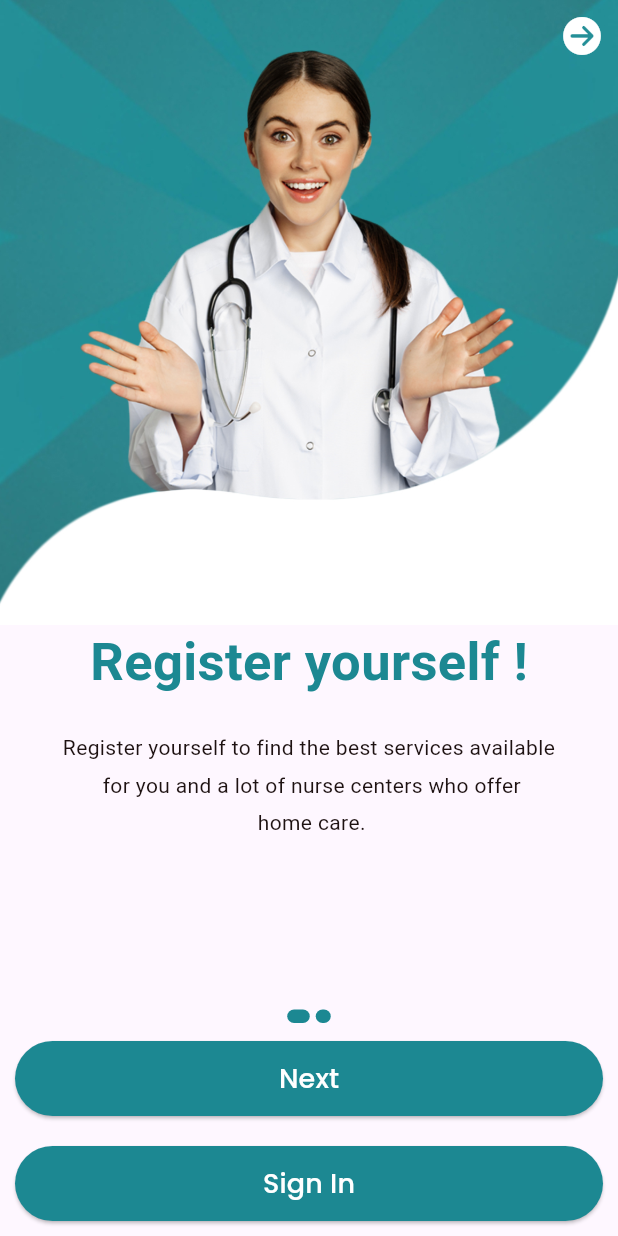
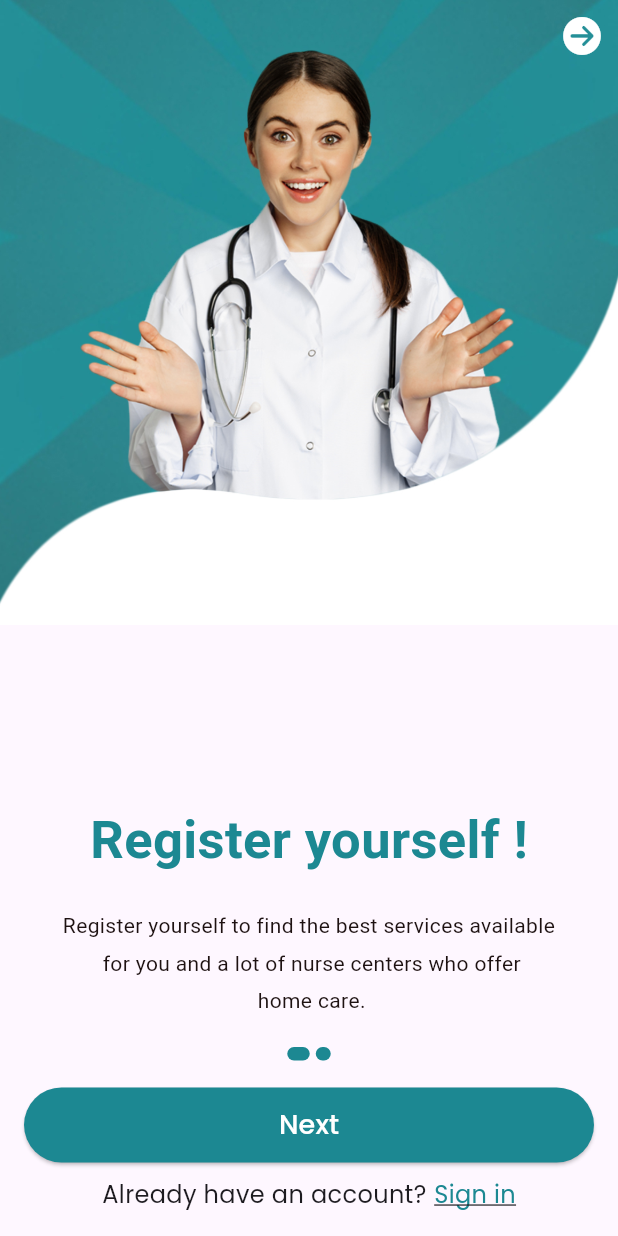
Before and after one commit to QutaibaQusai/heartful-care, a Flutter app: the screen it shows after launch, on a phone screen of 412 x 824 dp. Run offline on Flutter 3.47's test engine with Material 2 defaults, Android fonts, the light colour scheme and no system bars; our stand-ins replace curved_navigation_bar, font_awesome_flutter, google_fonts, iconsax.

Commit message:
edited intro page

```diff
--- a/lib/Home.dart
+++ b/lib/Home.dart
@@ -56,7 +56,8 @@ class _HomeState extends State<Home> {
     //
   ];
   Widget build(BuildContext context) {
-    return Scaffold(
+    return SafeArea(
+      child: Scaffold(
         backgroundColor: Colors.white,
         body: SafeArea(
           child: Column(
@@ -175,6 +176,7 @@ class _HomeState extends State<Home> {
           ),
         ),
         bottomNavigationBar: bottonNav(),
+      ),
     );
   }
 
@@ -193,10 +195,12 @@ class _HomeState extends State<Home> {
     return CurvedNavigationBar(
       items: items,
       index: index,
+
       height: 55,
       buttonBackgroundColor: const Color(0x00000000),
       backgroundColor: Colors.transparent,
       color: Color(0xFF1C8892),
+      // onTap: (index) => setState(()=> this. index=index),
       onTap: (selectedIndex) {
         setState(() {
           index = selectedIndex;
--- a/lib/intro_pageOne.dart
+++ b/lib/intro_pageOne.dart
@@ -6,7 +6,7 @@ import 'package:font_awesome_flutter/font_awesome_flutter.dart';
 import 'package:test/screens/login_screen.dart';
 
 class IntroPage extends StatefulWidget {
-  const IntroPage({super.key});
+  const IntroPage({Key? key}) : super(key: key);
 
   @override
   State<IntroPage> createState() => _IntroPage();
@@ -36,21 +36,18 @@ class _IntroPage extends State<IntroPage> {
   }
 
   void onGetStartedButtonPressed() {
-    // Handle the action for the "Get Started" button.
     Navigator.of(context).push(MaterialPageRoute(builder: (ctx) {
       return Home();
     }));
   }
 
   void onSkipButtonPressed() {
-    // Handle the action for the "Skip" button.
-    // You can navigate to the next screen or perform any other action here.
     Navigator.of(context).push(MaterialPageRoute(builder: (ctx) {
       return Home();
     }));
   }
 
-  void onSinginButtonPressed() {
+  void onSignInTextPressed() {
     Navigator.of(context).push(MaterialPageRoute(builder: (ctx) {
       return LogInScreen();
     }));
@@ -73,13 +70,15 @@ class _IntroPage extends State<IntroPage> {
                 },
                 itemBuilder: (_, i) {
                   return Column(
+                    mainAxisAlignment: MainAxisAlignment.center,
                     children: [
-                      Stack(
+                      Expanded(
+                        child: Stack(
                           children: [
                             Image.asset(
                               contents[i].image,
-                            //width: MediaQuery.of(context).size.width,
-                            //height: MediaQuery.of(context).size.height / 2.1,
+                              width: MediaQuery.of(context).size.width,
+                              fit: BoxFit.cover,
                             ),
                             Align(
                               alignment: Alignment.topRight,
@@ -89,34 +88,39 @@ class _IntroPage extends State<IntroPage> {
                                   color: Colors.white,
                                   size: 25,
                                 ),
-                              onPressed: () {
-                                Navigator.of(context)
-                                    .push(MaterialPageRoute(builder: (ctx) {
-                                  return Home();
-                                }));
-                              },
+                                onPressed: onSkipButtonPressed,
                               ),
                             )
                           ],
                         ),
+                      ),
+                      Padding(
+                        padding: const EdgeInsets.all(16.0),
+                        child: Column(
+                          children: [
                             Text(
                               contents[i].title,
                               style: const TextStyle(
                                 color: Color(0xFF1C8892),
                                 fontSize: 35,
-                            fontWeight: FontWeight.bold),
+                                fontWeight: FontWeight.bold,
+                              ),
                             ),
                             const SizedBox(
                               height: 20,
                             ),
                             Text(
+                              contents[i].discription,
                               textAlign: TextAlign.center,
-                        contents[i].discription,
                               style: const TextStyle(
                                 color: Color.fromARGB(255, 29, 17, 17),
                                 height: 1.8,
-                            fontSize: 14),
-                      )
+                                fontSize: 14,
+                              ),
+                            ),
+                          ],
+                        ),
+                      ),
                     ],
                   );
                 },
@@ -126,14 +130,15 @@ class _IntroPage extends State<IntroPage> {
               mainAxisAlignment: MainAxisAlignment.center,
               children: List.generate(
                 contents.length,
-                (index) => buildDot(index, context),
+                (index) => buildDot(index),
               ),
             ),
+            Padding(
+              padding: const EdgeInsets.all(16.0),
+              child: Column(
+                children: [
                   Container(
-              height: 70,
                     width: double.infinity,
-              padding: const EdgeInsets.only(
-                  left: 10, right: 10, top: 10, bottom: 10),
                     child: ElevatedButton(
                       onPressed: currentIndex == contents.length - 1
                           ? onGetStartedButtonPressed
@@ -141,13 +146,17 @@ class _IntroPage extends State<IntroPage> {
                       style: ElevatedButton.styleFrom(
                         foregroundColor: Colors.white,
                         backgroundColor: const Color(0xFF1C8892),
-                  padding: const EdgeInsets.only(top: 12, bottom: 12),
+                        padding: const EdgeInsets.symmetric(
+                          vertical: 12,
+                        ),
                         shape: RoundedRectangleBorder(
                           borderRadius: BorderRadius.circular(90),
                         ),
                       ),
                       child: Text(
-                  currentIndex == contents.length - 1 ? "Get Started" : "Next",
+                        currentIndex == contents.length - 1
+                            ? "Get Started"
+                            : "Next",
                         style: TextStyle(
                           fontSize: 18,
                           fontFamily: GoogleFonts.poppins().fontFamily,
@@ -155,29 +164,39 @@ class _IntroPage extends State<IntroPage> {
                       ),
                     ),
                   ),
-            Container(
-              height: 70,
-              width: double.infinity,
-              padding: const EdgeInsets.all(10),
-              child: ElevatedButton(
-                onPressed: onSinginButtonPressed,
-                style: ElevatedButton.styleFrom(
-                  foregroundColor: Colors.white,
-                  backgroundColor:
-                      const Color(0xFF1C8892), // Change the color as needed
-                  padding: const EdgeInsets.only(top: 12, bottom: 12),
-                  shape: RoundedRectangleBorder(
-                    borderRadius: BorderRadius.circular(90),
-                  ),
-                ),
-                child: Text(
-                  "Sign In",
+                  const SizedBox(height: 10),
+                  Row(
+                    mainAxisAlignment: MainAxisAlignment.center,
+                    children: [
+                      Text(
+                        "Already have an account?",
                         style: TextStyle(
-                    color: Colors.white,
-                    fontSize: 18,
+                          fontSize: 16,
                           fontFamily: GoogleFonts.poppins().fontFamily,
                         ),
                       ),
+                      SizedBox(
+                        width: 5,
+                      ),
+                      GestureDetector(
+                        onTap: () {
+                          Navigator.of(context)
+                              .push(MaterialPageRoute(builder: (ctx) {
+                            return LogInScreen();
+                          }));
+                        },
+                        child: Text(
+                          "Sign in",
+                          style: TextStyle(
+                              color: const Color(0xFF1C8892),
+                              fontSize: 16,
+                              fontFamily: GoogleFonts.poppins().fontFamily,
+                              decoration: TextDecoration.underline),
+                        ),
+                      )
+                    ],
+                  ),
+                ],
               ),
             ),
           ],
@@ -186,7 +205,7 @@ class _IntroPage extends State<IntroPage> {
     );
   }
 
-  Container buildDot(int index, BuildContext context) {
+  Container buildDot(int index) {
     return Container(
       height: 9,
       width: currentIndex == index ? 15 : 10,
```
Also changed, not shown: lib/Profile/account.dart (+200 -147 lines). Lines whose indentation alone changed are shown as unchanged.
